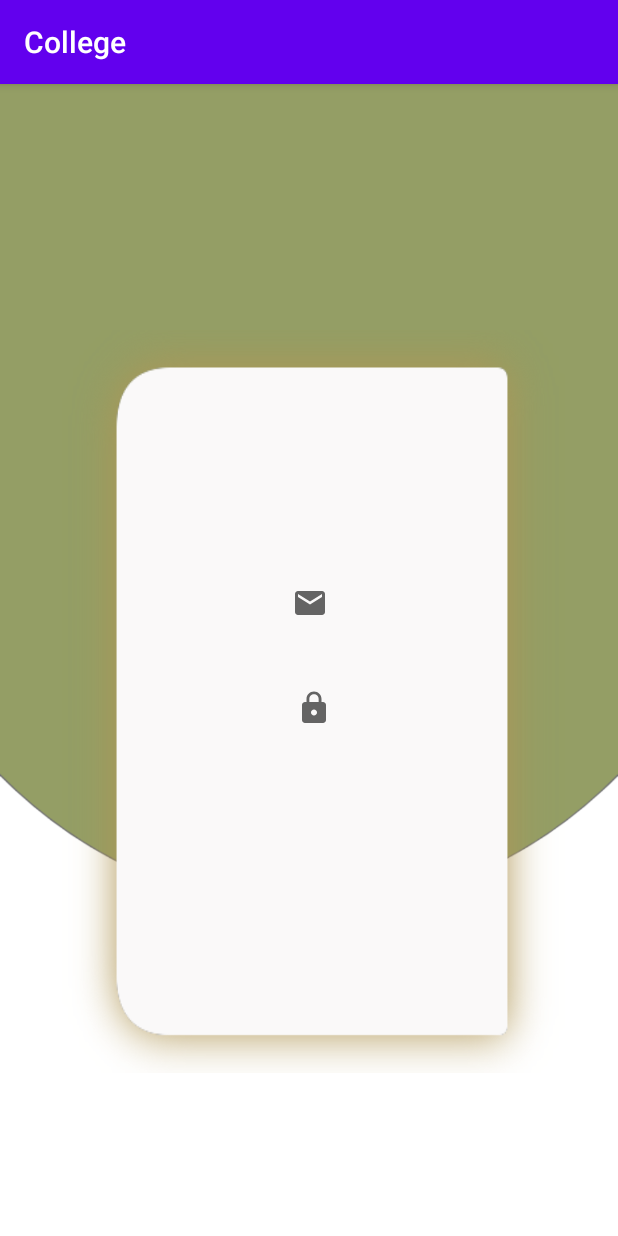
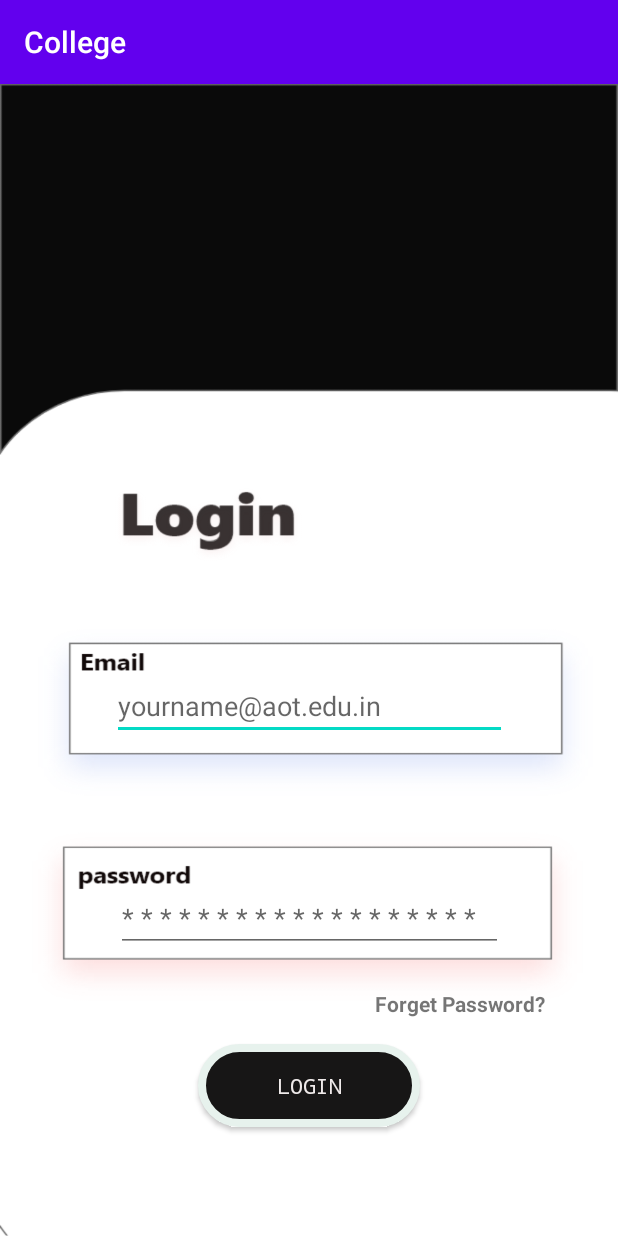
Before and after one commit to siswarnava-sss/College, an Android app: the screen it shows after launch (MainActivity), on a phone screen of 412 x 824 dp. Run offline under Robolectric (Android 15) with nearby library versions, the phone set to English and light mode, and no system bars.

Commit message:
updated app

```diff
--- a/app/build.gradle
+++ b/app/build.gradle
@@ -26,6 +26,7 @@ dependencies {
     implementation fileTree(dir: "libs", include: ["*.jar"])
     implementation 'androidx.appcompat:appcompat:1.2.0'
     implementation 'androidx.constraintlayout:constraintlayout:2.0.4'
+    implementation 'com.google.android.material:material:1.2.1'
     testImplementation 'junit:junit:4.12'
     androidTestImplementation 'androidx.test.ext:junit:1.1.2'
     androidTestImplementation 'androidx.test.espresso:espresso-core:3.3.0'
--- a/app/src/main/res/drawable/field_layout.xml
+++ b/app/src/main/res/drawable/field_layout.xml
@@ -1,7 +1,8 @@
 <?xml version="1.0" encoding="utf-8"?>
 <shape xmlns:android="http://schemas.android.com/apk/res/android">
 
-    <stroke android:color="#00A45d" android:width="5dp"/>
-    <corners android:bottomRightRadius="20dp" android:topLeftRadius="20dp"
+    <stroke android:color="#E7F2ED" android:width="5dp"/>
+    <corners android:radius="@android:dimen/app_icon_size"
         />
+    <solid android:color="#171616"/>
 </shape>
--- a/app/src/main/res/layout/activity_main.xml
+++ b/app/src/main/res/layout/activity_main.xml
@@ -5,115 +5,75 @@
     android:id="@+id/bg"
     android:layout_width="match_parent"
     android:layout_height="match_parent"
+    android:background="@drawable/bg_img"
     android:paddingLeft="0dp"
     android:paddingTop="0dp"
     android:paddingEnd="0dp"
     android:paddingRight="0dp"
-    android:paddingBottom="0dp"
 
 
+    android:paddingBottom="0dp"
     tools:context=".Login"
-    tools:ignore="DuplicateIds">
+    tools:ignore="DuplicateIds" >
 
-    <RelativeLayout
-        android:id="@+id/bg"
-        android:layout_width="match_parent"
-        android:layout_height="match_parent"
-        android:background="@drawable/bg_img"
-        app:layout_constraintBottom_toBottomOf="@+id/loginbox"
-        app:layout_constraintEnd_toEndOf="parent"
-        app:layout_constraintStart_toStartOf="parent" />
-
-
-    <RelativeLayout
-        android:id="@+id/loginbox"
-        android:layout_width="335dp"
-        android:layout_height="495dp"
-        android:layout_marginStart="70dp"
-        android:layout_marginTop="222dp"
-        android:layout_marginEnd="64dp"
-        android:layout_marginBottom="193dp"
-        android:background="@drawable/shadow_login"
+    <Button
+        android:id="@+id/button3"
+        android:layout_width="148dp"
+        android:layout_height="55dp"
+        android:background="@drawable/field_layout"
+        android:fontFamily="monospace"
+        android:text="@string/login"
+        android:textColor="#EFEAEA"
+        android:textColorHint="#FFFFFF"
         app:layout_constraintBottom_toBottomOf="parent"
         app:layout_constraintEnd_toEndOf="parent"
         app:layout_constraintStart_toStartOf="parent"
         app:layout_constraintTop_toTopOf="parent"
-        app:layout_constraintVertical_bias="0.41000003">
-
-        <Button
-
-            android:id="@+id/button"
-            android:layout_width="99dp"
-            android:layout_height="60dp"
-            android:layout_alignParentStart="true"
-            android:layout_alignParentTop="true"
-            android:layout_alignParentEnd="true"
-            android:layout_alignParentBottom="true"
-            android:layout_marginStart="111dp"
-            android:layout_marginTop="348dp"
-            android:layout_marginEnd="108dp"
-            android:layout_marginBottom="76dp"
-
-            android:background="@drawable/login_register_btn"
-            android:text="@string/login"
-            android:textColor="#1155C6" />
+        app:layout_constraintVertical_bias="0.898" />
 
     <EditText
-            android:id="@+id/editTextTextEmailAddress"
-            android:layout_width="wrap_content"
-            android:layout_height="wrap_content"
-            android:layout_alignParentStart="true"
-            android:layout_alignParentTop="true"
-            android:layout_alignParentEnd="true"
-            android:layout_alignParentBottom="true"
-            android:layout_marginStart="57dp"
-            android:layout_marginTop="157dp"
-            android:layout_marginEnd="52dp"
-            android:layout_marginBottom="282dp"
-            android:autofillHints=""
-            android:drawableStart="@drawable/ic_baseline_email"
+        android:id="@+id/editTextTextEmailAddress3"
+        android:layout_width="263dp"
+        android:layout_height="43dp"
         android:ems="10"
         android:hint="@string/username"
         android:inputType="textEmailAddress"
-            android:selectAllOnFocus="true"
-            android:singleLine="true"
-            android:textAlignment="viewEnd"
-            android:textSize="18sp"
-            android:textStyle="italic" />
+        app:layout_constraintBottom_toBottomOf="parent"
+        app:layout_constraintEnd_toEndOf="parent"
+        app:layout_constraintHorizontal_bias="0.504"
+        app:layout_constraintStart_toStartOf="parent"
+        app:layout_constraintTop_toTopOf="parent"
+        app:layout_constraintVertical_bias="0.544"
+        android:autofillHints="" />
 
     <EditText
-            android:id="@+id/editTextTextPassword"
-            android:layout_width="wrap_content"
-            android:layout_height="wrap_content"
-            android:layout_alignParentStart="true"
-            android:layout_alignParentTop="true"
-            android:layout_alignParentEnd="true"
-            android:layout_alignParentBottom="true"
-            android:layout_marginStart="60dp"
-            android:layout_marginTop="227dp"
-            android:layout_marginEnd="50dp"
-            android:layout_marginBottom="212dp"
-            android:drawableStart="@drawable/ic_password"
+        android:id="@+id/editTextTextPassword2"
+        android:layout_width="258dp"
+        android:layout_height="42dp"
+        android:autofillHints=""
         android:ems="10"
         android:hint="@string/password"
-            android:importantForAutofill="no"
         android:inputType="textPassword"
-            android:textAlignment="viewEnd"
-            android:textStyle="italic" />
+        app:layout_constraintBottom_toBottomOf="parent"
+        app:layout_constraintEnd_toEndOf="parent"
+        app:layout_constraintHorizontal_bias="0.503"
+        app:layout_constraintStart_toStartOf="parent"
+        app:layout_constraintTop_toTopOf="parent"
+        app:layout_constraintVertical_bias="0.739" />
 
     <TextView
-            android:id="@+id/textView2"
-            android:layout_width="115dp"
-            android:layout_height="47dp"
-            android:layout_alignParentEnd="true"
-            android:layout_alignParentBottom="true"
-            android:layout_marginEnd="152dp"
-            android:layout_marginBottom="357dp"
-            android:text="@string/sign_in"
-            android:textSize="30sp"
-            android:textStyle="bold" />
-
-    </RelativeLayout>
-
+        android:id="@+id/textView"
+        android:layout_width="120dp"
+        android:layout_height="25dp"
+        android:layout_marginStart="260dp"
+        android:layout_marginTop="22dp"
+        android:layout_marginEnd="52dp"
+        android:layout_marginBottom="9dp"
+        android:text="@string/textview"
+        android:textStyle="bold"
+        app:layout_constraintBottom_toTopOf="@+id/button3"
+        app:layout_constraintEnd_toEndOf="parent"
+        app:layout_constraintStart_toStartOf="parent"
+        app:layout_constraintTop_toBottomOf="@+id/editTextTextPassword2" />
 
 </androidx.constraintlayout.widget.ConstraintLayout>
--- a/app/src/main/res/values/strings.xml
+++ b/app/src/main/res/values/strings.xml
@@ -1,8 +1,10 @@
 <resources>
 
-    <string name="username">username</string>
-    <string name="password">password</string>
+    <string name="username">yourname@aot.edu.in</string>
+    <string name="password">* * * * * * * * * * * * * * * * * * * </string>
     <string name="sign_in">Sign in</string>
     <string name="login">Login</string>
     <string name="app_name">College</string>
+    <string name="userid">userid</string>
+    <string name="textview">Forget Password?</string>
 </resources>
```
Also changed, not shown: app/src/main/res/drawable/bg_img.png. Lines whose indentation alone changed are shown as unchanged.
